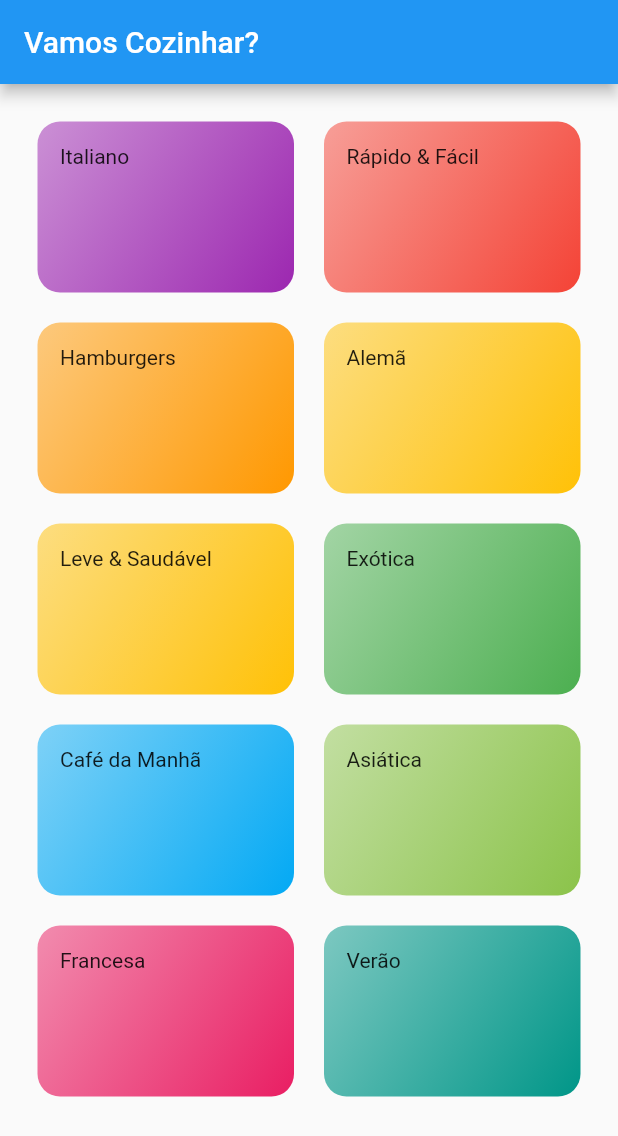
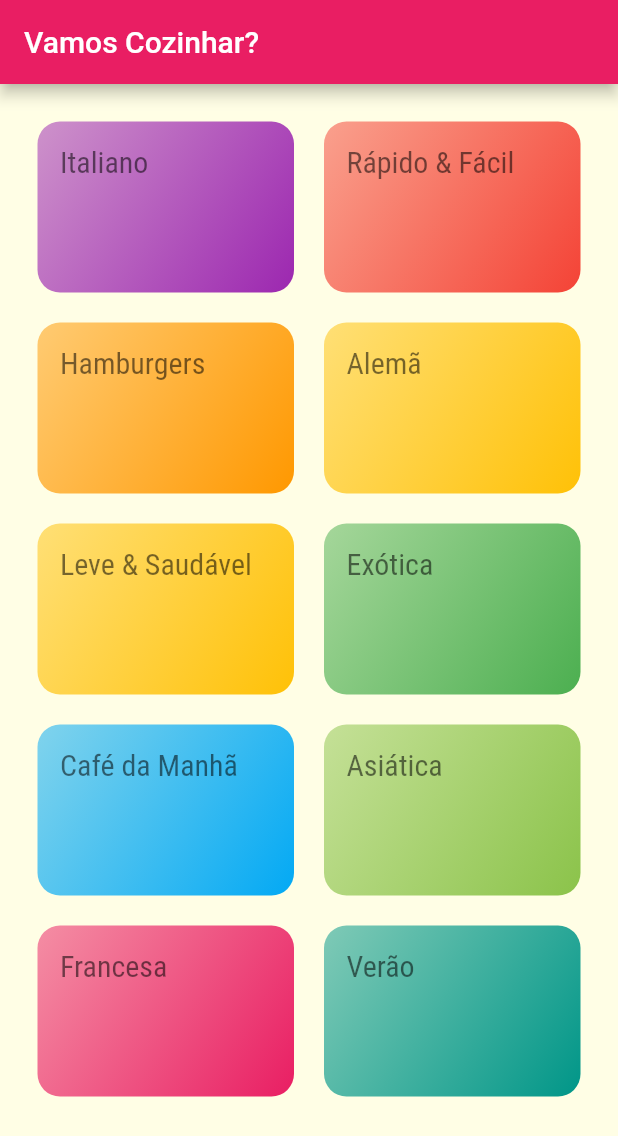
Before and after one commit to AlexBitar80/meal-app-flutter, a Flutter app: the screen it shows after launch, on a phone screen of 412 x 824 dp. Shown: the top 1136 px of the screen. Run offline on Flutter 3.47's test engine with Material 2 defaults, Android fonts, the phone set to English and light mode, and no system bars.

Commit message:
feat: adicionado fontes externas para o app e configuração de tema global

```diff
--- a/lib/components/category_item.dart
+++ b/lib/components/category_item.dart
@@ -24,7 +24,10 @@ class CategoryItem extends StatelessWidget {
           end: Alignment.bottomRight,
         ),
       ),
-      child: Text(category.title),
+      child: Text(
+        category.title,
+        style: Theme.of(context).textTheme.headlineLarge,
+      ),
     );
   }
 }
--- a/lib/main.dart
+++ b/lib/main.dart
@@ -11,7 +11,19 @@ class MyApp extends StatelessWidget {
     return MaterialApp(
       title: 'DeliMeals',
       theme: ThemeData(
-        primarySwatch: Colors.blue,
+        canvasColor: const Color.fromRGBO(255, 254, 229, 1),
+        colorScheme: ColorScheme.fromSwatch(
+          primarySwatch: Colors.pink,
+        ).copyWith(
+          secondary: Colors.amber,
+        ),
+        fontFamily: 'Raleway',
+        textTheme: ThemeData.light().textTheme.copyWith(
+              headlineLarge: const TextStyle(
+                fontSize: 20,
+                fontFamily: 'RobotoCondensed',
+              ),
+            ),
       ),
       home: const CategoriesPage(),
     );
```
Also changed, not shown: pubspec.yaml (+20 -6 lines), assets/fonts/Raleway-Black.ttf (added), assets/fonts/Raleway-Bold.ttf (added), assets/fonts/Raleway-Regular.ttf (added), assets/fonts/RobotoCondensed-Bold.ttf (added), assets/fonts/RobotoCondensed-Italic.ttf (added), assets/fonts/RobotoCondensed-Light.ttf (added), assets/fonts/RobotoCondensed-Regular.ttf (added).
